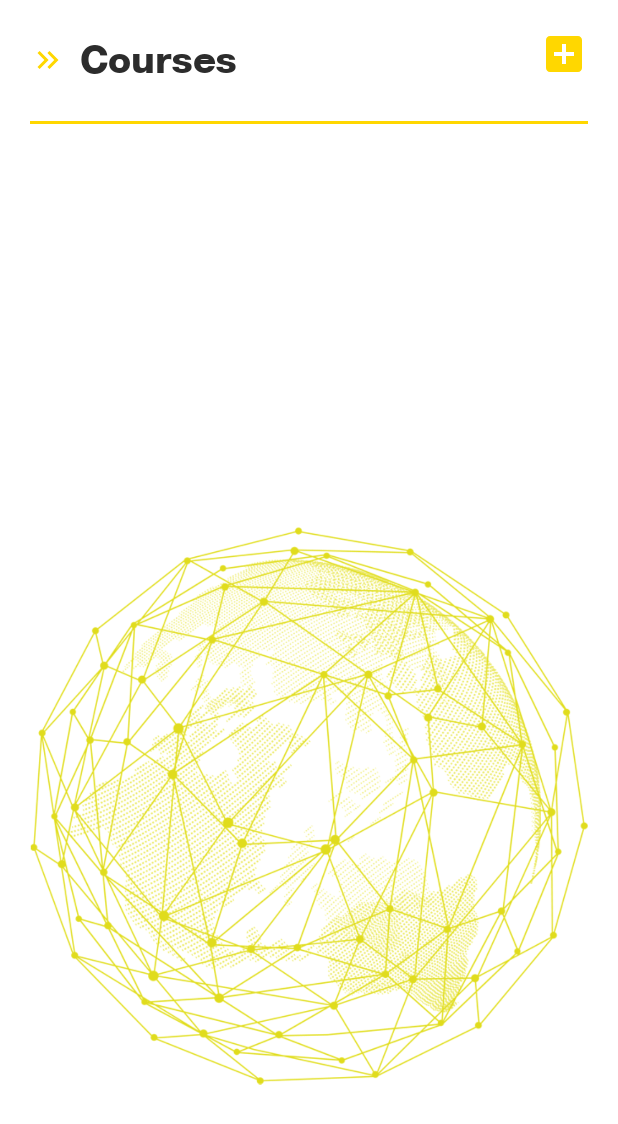
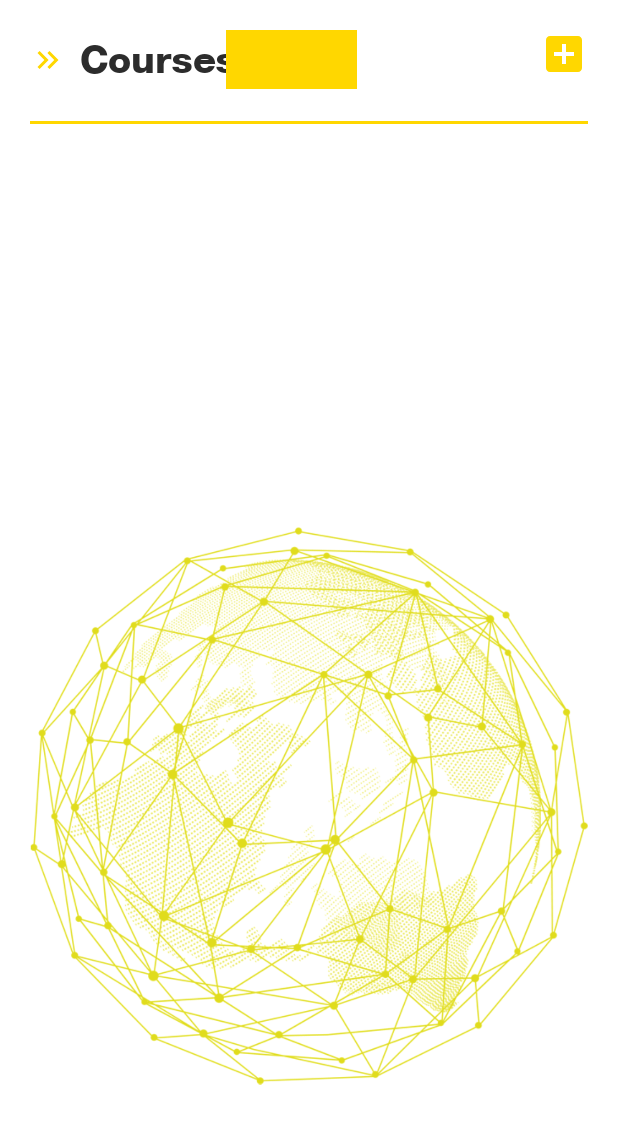
Before and after one commit to mindsoft-project/Mindsoft, an Android app: the layout fragment_professor_home.xml on its own in the app's theme, with its tools: preview values and no code run, on a phone screen of 412 x 824 dp. Shown: the top 1124 px of the screen. Run offline under Robolectric (Android 15) with nearby library versions, the light colour scheme and no system bars.

Commit message:
Adding Features and Designs

```diff
--- a/app/src/main/java/com/mindsoft/ui/fragments/ProfessorHomeFragment.java
+++ b/app/src/main/java/com/mindsoft/ui/fragments/ProfessorHomeFragment.java
@@ -17,6 +17,7 @@ import androidx.navigation.fragment.NavHostFragment;
 import androidx.recyclerview.widget.LinearLayoutManager;
 import androidx.recyclerview.widget.RecyclerView;
 
+import com.bumptech.glide.Glide;
 import com.google.firebase.auth.FirebaseAuth;
 import com.google.firebase.auth.FirebaseUser;
 import com.mindsoft.R;
@@ -40,7 +41,10 @@ public class ProfessorHomeFragment extends Fragment {
         NavController navController = NavHostFragment.findNavController(this);
         Animation animation = AnimationUtils.loadAnimation(getActivity().getApplicationContext(), R.anim.base_line_anim);
         Animation animation2 = AnimationUtils.loadAnimation(getActivity().getApplicationContext(), R.anim.rotate_infinite);
-
+        Glide.with(this)
+                .asGif()
+                .load(R.raw.earths)
+                .into(binding.imageView5);
         binding.imageView4.startAnimation(animation);
         // Delay the start of the second animation for 2 seconds
         Handler handler = new Handler(Looper.getMainLooper());
--- a/app/src/main/java/com/mindsoft/ui/fragments/StudentHomeFragment.java
+++ b/app/src/main/java/com/mindsoft/ui/fragments/StudentHomeFragment.java
@@ -17,6 +17,7 @@ import androidx.navigation.fragment.NavHostFragment;
 import androidx.recyclerview.widget.LinearLayoutManager;
 import androidx.recyclerview.widget.RecyclerView;
 
+import com.bumptech.glide.Glide;
 import com.google.firebase.auth.FirebaseAuth;
 import com.google.firebase.auth.FirebaseUser;
 import com.mindsoft.R;
@@ -41,7 +42,10 @@ public class StudentHomeFragment extends Fragment {
         NavController navController = NavHostFragment.findNavController(this);
         Animation animation = AnimationUtils.loadAnimation(getActivity().getApplicationContext(), R.anim.base_line_anim);
         Animation animation2 = AnimationUtils.loadAnimation(getActivity().getApplicationContext(), R.anim.rotate_infinite);
-
+        Glide.with(this)
+                .asGif()
+                .load(R.raw.earths)
+                .into(binding.imageView5);
         binding.imageView4.startAnimation(animation);
         Handler handler = new Handler(Looper.getMainLooper());
         handler.postDelayed(new Runnable() {
--- a/app/src/main/res/layout/fragment_professor_home.xml
+++ b/app/src/main/res/layout/fragment_professor_home.xml
@@ -25,6 +25,20 @@
         android:drawableLeft="@drawable/ic_baseline_keyboard_double_arrow_right_24"
 
         android:textSize="25sp" />
+
+
+    <ImageView
+        android:id="@+id/imageView5"
+        android:layout_width="87dp"
+        android:layout_height="58dp"
+        android:layout_alignBottom="@+id/tv_courses"
+        android:layout_alignParentTop="true"
+        android:layout_marginStart="-7dp"
+        android:layout_marginTop="0dp"
+        android:layout_marginBottom="1dp"
+        android:layout_toEndOf="@+id/tv_courses"
+        android:src="@color/Aqua"
+        android:tint="@color/Gold" />
 
     <ImageView
         android:id="@+id/add"
```
Also changed, not shown: app/src/main/res/layout/fragment_student_home.xml (+12 -0 lines), 1 other file.
